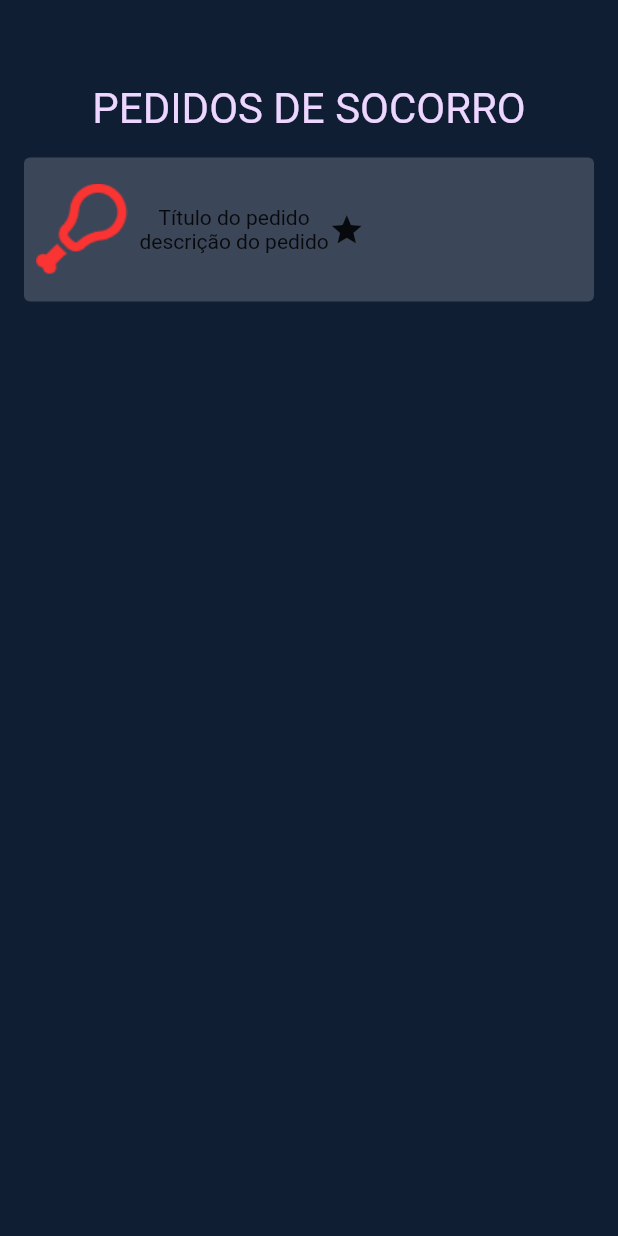
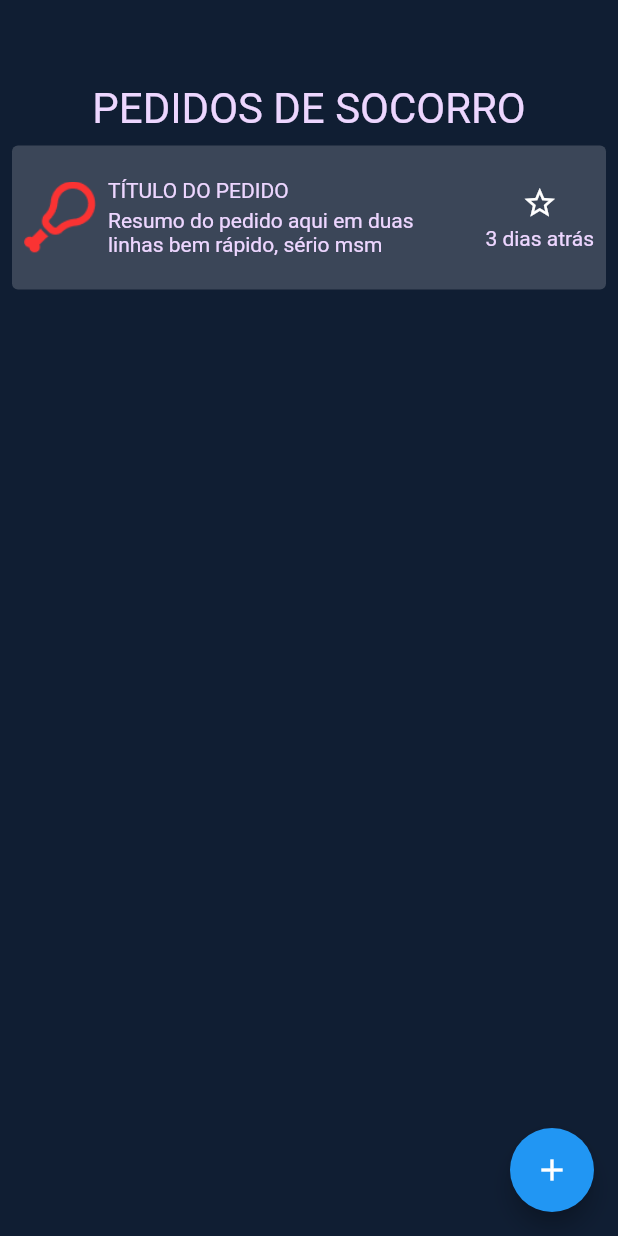
Before and after one commit to Alifyz/flutter-hackathon-2020, a Flutter app: the HelpListPage screen opened directly, on a phone screen of 412 x 824 dp. Run offline on Flutter 3.47's test engine with Material 2 defaults, Android fonts, the light colour scheme and no system bars; our stand-ins replace flutter_swiper, google_fonts.

Commit message:
add: new help request page

```diff
--- a/lib/pages/help_list_page.dart
+++ b/lib/pages/help_list_page.dart
@@ -1,4 +1,5 @@
 import 'package:flutter/material.dart';
+import 'package:flutter_hackathon/pages/help_request.dart';
 import 'package:flutter_hackathon/styles/colors.dart';
 import 'package:flutter_hackathon/styles/text.dart';
 
@@ -12,6 +13,13 @@ class _HelpListPageState extends State<HelpListPage> {
   Widget build(BuildContext context) {
     return Scaffold(
         backgroundColor: ColorStyles.backgroundColor,
+        floatingActionButton: FloatingActionButton(
+          onPressed: () {
+            Navigator.push(
+                context, MaterialPageRoute(builder: (_) => HelpRequestPage()));
+          },
+          child: Icon(Icons.add),
+        ),
         body: Padding(
           padding: const EdgeInsets.only(top: 56),
           child: Center(
@@ -22,8 +30,23 @@ class _HelpListPageState extends State<HelpListPage> {
                   'PEDIDOS DE SOCORRO',
                   style: TypographyStyle.textTitleTheme,
                 ),
-                Padding(
-                  padding: const EdgeInsets.all(16),
+                HelpItemWidget()
+              ],
+            ),
+          ),
+        ));
+  }
+}
+
+class HelpItemWidget extends StatelessWidget {
+  const HelpItemWidget({
+    Key key,
+  }) : super(key: key);
+
+  @override
+  Widget build(BuildContext context) {
+    return Padding(
+      padding: const EdgeInsets.all(8.0),
       child: Container(
         decoration: BoxDecoration(
           color: Color.fromRGBO(255, 255, 255, 0.18),
@@ -39,26 +62,53 @@ class _HelpListPageState extends State<HelpListPage> {
               children: [
                 Padding(
                   padding: const EdgeInsets.all(8.0),
-                              child: Image.asset('images/food.png'),
+                  child: Image.asset(
+                    'images/food.png',
+                    width: 48,
+                    height: 48,
                   ),
-                            Column(
+                ),
+                Expanded(
+                  child: Column(
+                    crossAxisAlignment: CrossAxisAlignment.start,
                     children: [
-                                Text('Título do pedido'),
-                                Text('descrição do pedido')
+                      Text(
+                        'Título do pedido'.toUpperCase(),
+                        style: TextStyle(color: ColorStyles.primaryTextColor),
+                      ),
+                      Padding(
+                        padding: const EdgeInsets.only(top: 4),
+                        child: Text(
+                          'Resumo do pedido aqui em duas linhas bem rápido, sério msm',
+                          style: TextStyle(color: ColorStyles.primaryTextColor),
+                        ),
+                      )
                     ],
                   ),
-                            Column(
-                              children: [Icon(Icons.star)],
+                ),
+                Padding(
+                  padding: const EdgeInsets.all(8.0),
+                  child: Column(
+                    children: [
+                      Icon(
+                        Icons.star_border,
+                        color: Colors.white,
+                      ),
+                      SizedBox(
+                        height: 4,
+                      ),
+                      Text(
+                        '3 dias atrás',
+                        style: TextStyle(color: ColorStyles.primaryTextColor),
+                      )
+                    ],
+                  ),
                 )
               ],
             ),
           ],
         ),
       ),
-                )
-              ],
-            ),
-          ),
-        ));
+    );
   }
 }
```
Also changed, not shown: lib/pages/help_page.dart (deleted, +0 -8 lines), lib/pages/help_request.dart (added, +43 -0 lines). Lines whose indentation alone changed are shown as unchanged.
